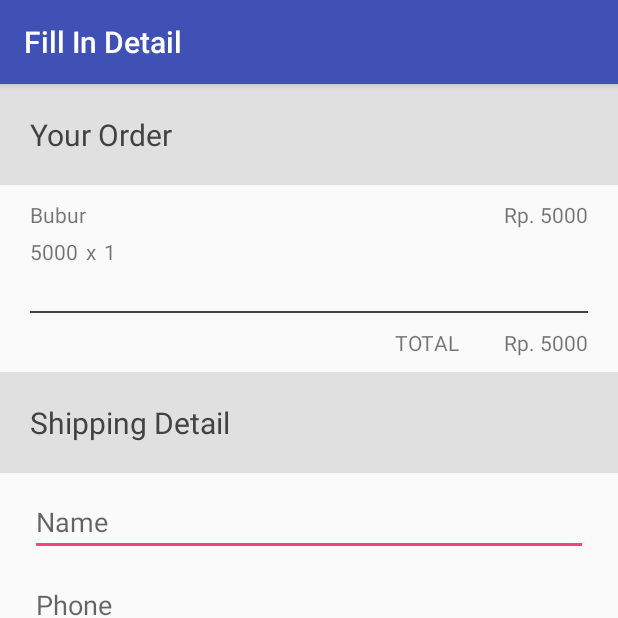
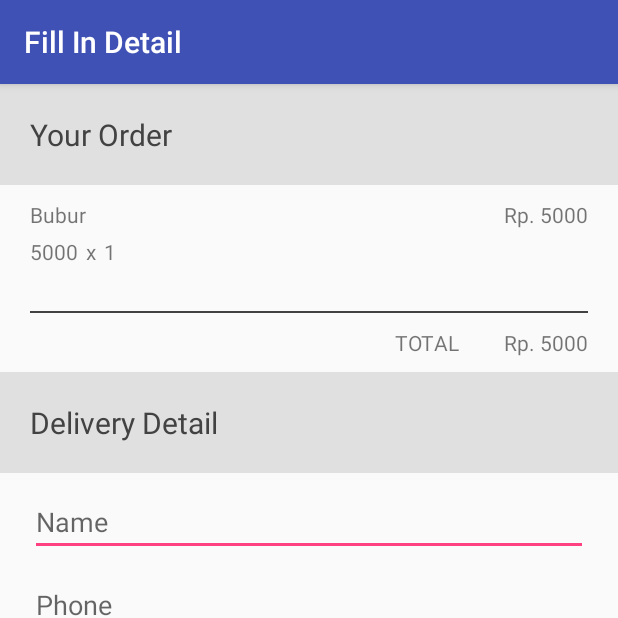
Before and after one commit to spartacruz/Lets-Breakfast, an Android app: the FillInDetailActivity screen opened directly, with no data from a screen before it, on a phone screen of 412 x 824 dp, the top half of it. Run offline under Robolectric (Android 15) with nearby library versions, the phone set to English and light mode, and no system bars.

Commit message:
Revising sub header name

```diff
--- a/app/src/main/res/layout/activity_fillindetail.xml
+++ b/app/src/main/res/layout/activity_fillindetail.xml
@@ -132,7 +132,7 @@
                 android:layout_width="wrap_content"
                 android:layout_height="wrap_content"
                 android:layout_margin="20dp"
-                android:text="Shipping Detail"
+                android:text="Delivery Detail"
                 android:textColor="#424242"
                 android:textSize="20sp" />
         </LinearLayout>
```
